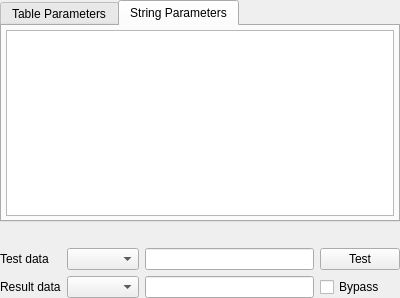
Before: the Qt Designer form src/page/lua/luapanel.ui in x-tools-author/x-tools, drawn with Qt 5.
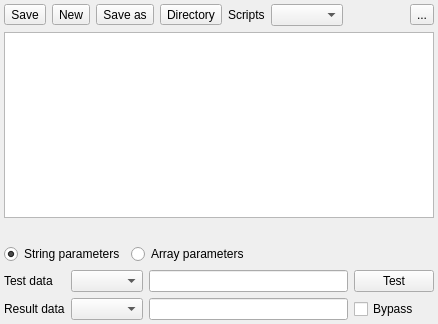
After: the same form once the commit is applied. The open tabs and pages were chosen to show the change.

The edit to the form file:
```diff
--- a/src/page/lua/luapanel.ui
+++ b/src/page/lua/luapanel.ui
@@ -6,8 +6,8 @@
    <rect>
     <x>0</x>
     <y>0</y>
-    <width>400</width>
-    <height>298</height>
+    <width>438</width>
+    <height>324</height>
    </rect>
   </property>
   <property name="windowTitle">
@@ -15,120 +15,175 @@
   </property>
   <layout class="QGridLayout" name="gridLayout">
    <property name="leftMargin">
-    <number>0</number>
+    <number>4</number>
    </property>
    <property name="topMargin">
-    <number>0</number>
+    <number>4</number>
    </property>
    <property name="rightMargin">
-    <number>0</number>
+    <number>4</number>
    </property>
    <property name="bottomMargin">
-    <number>0</number>
+    <number>4</number>
    </property>
-   <item row="2" column="4">
+   <item row="5" column="3">
+    <widget class="QCheckBox" name="checkBoxBypass">
+     <property name="text">
+      <string>Bypass</string>
+     </property>
+    </widget>
+   </item>
+   <item row="1" column="0" colspan="4">
+    <widget class="QPlainTextEdit" name="plainTextEditScript">
+     <property name="minimumSize">
+      <size>
+       <width>0</width>
+       <height>168</height>
+      </size>
+     </property>
+    </widget>
+   </item>
+   <item row="4" column="3">
     <widget class="QPushButton" name="pushButtonTest">
      <property name="text">
       <string>Test</string>
      </property>
     </widget>
    </item>
-   <item row="2" column="1">
-    <widget class="QLabel" name="label">
-     <property name="text">
-      <string>Test data</string>
-     </property>
-    </widget>
+   <item row="4" column="1">
+    <widget class="QComboBox" name="comboBoxTestFormat"/>
    </item>
-   <item row="3" column="3">
+   <item row="5" column="2">
     <widget class="QLineEdit" name="lineEditResultData">
      <property name="readOnly">
       <bool>true</bool>
      </property>
     </widget>
    </item>
-   <item row="1" column="1" colspan="4">
-    <widget class="QLabel" name="labelInfo">
-     <property name="styleSheet">
-      <string notr="true">color:red</string>
-     </property>
-     <property name="text">
-      <string notr="true"/>
-     </property>
-    </widget>
-   </item>
-   <item row="3" column="1">
+   <item row="5" column="0">
     <widget class="QLabel" name="label_2">
      <property name="text">
       <string>Result data</string>
      </property>
     </widget>
    </item>
-   <item row="2" column="3">
+   <item row="4" column="2">
     <widget class="QLineEdit" name="lineEditTestData"/>
    </item>
-   <item row="3" column="4">
-    <widget class="QCheckBox" name="checkBoxBypass">
-     <property name="text">
-      <string>Bypass</string>
-     </property>
-    </widget>
+   <item row="0" column="0" colspan="4">
+    <layout class="QHBoxLayout" name="horizontalLayout">
+     <item>
+      <widget class="QToolButton" name="toolButtonSave">
+       <property name="text">
+        <string>Save</string>
+       </property>
+      </widget>
+     </item>
+     <item>
+      <widget class="QToolButton" name="toolButtonNew">
+       <property name="text">
+        <string>New</string>
+       </property>
+      </widget>
+     </item>
+     <item>
+      <widget class="QToolButton" name="toolButtonSaveAs">
+       <property name="text">
+        <string>Save as</string>
+       </property>
+      </widget>
+     </item>
+     <item>
+      <widget class="QToolButton" name="toolButtonDirectory">
+       <property name="text">
+        <string>Directory</string>
+       </property>
+      </widget>
+     </item>
+     <item>
+      <widget class="QLabel" name="label_5">
+       <property name="text">
+        <string>Scripts</string>
+       </property>
+      </widget>
+     </item>
+     <item>
+      <widget class="QComboBox" name="comboBoxScripts"/>
+     </item>
+     <item>
+      <widget class="QLabel" name="label_3">
+       <property name="sizePolicy">
+        <sizepolicy hsizetype="Expanding" vsizetype="Preferred">
+         <horstretch>0</horstretch>
+         <verstretch>0</verstretch>
+        </sizepolicy>
+       </property>
+       <property name="text">
+        <string notr="true"/>
+       </property>
+      </widget>
+     </item>
+     <item>
+      <widget class="QToolButton" name="toolButtonHelp">
+       <property name="text">
+        <string>...</string>
+       </property>
+      </widget>
+     </item>
+    </layout>
    </item>
-   <item row="2" column="2">
-    <widget class="QComboBox" name="comboBoxTestFormat"/>
-   </item>
-   <item row="3" column="2">
+   <item row="5" column="1">
     <widget class="QComboBox" name="comboBoxResultFormat"/>
    </item>
-   <item row="0" column="1" colspan="4">
-    <widget class="QTabWidget" name="tabWidgetLua">
-     <property name="currentIndex">
-      <number>0</number>
+   <item row="4" column="0">
+    <widget class="QLabel" name="label">
+     <property name="text">
+      <string>Test data</string>
      </property>
-     <widget class="QWidget" name="tabTable">
-      <attribute name="title">
-       <string>Table Parameters</string>
-      </attribute>
-      <layout class="QGridLayout" name="gridLayout_2">
-       <property name="leftMargin">
-        <number>4</number>
+    </widget>
+   </item>
+   <item row="3" column="0" colspan="4">
+    <layout class="QHBoxLayout" name="horizontalLayout_2">
+     <item>
+      <widget class="QRadioButton" name="radioButtonString">
+       <property name="text">
+        <string>String parameters</string>
        </property>
-       <property name="topMargin">
-        <number>4</number>
+       <property name="checked">
+        <bool>true</bool>
        </property>
-       <property name="rightMargin">
-        <number>4</number>
+      </widget>
+     </item>
+     <item>
+      <widget class="QRadioButton" name="radioButtonArray">
+       <property name="text">
+        <string>Array parameters</string>
        </property>
-       <property name="bottomMargin">
-        <number>4</number>
+      </widget>
+     </item>
+     <item>
+      <widget class="QLabel" name="label_4">
+       <property name="sizePolicy">
+        <sizepolicy hsizetype="Expanding" vsizetype="Preferred">
+         <horstretch>0</horstretch>
+         <verstretch>0</verstretch>
+        </sizepolicy>
        </property>
-       <item row="0" column="0">
-        <widget class="QPlainTextEdit" name="plainTextEditScriptTable"/>
-       </item>
-      </layout>
-     </widget>
-     <widget class="QWidget" name="tabString">
-      <attribute name="title">
-       <string>String Parameters</string>
-      </attribute>
-      <layout class="QGridLayout" name="gridLayout_3">
-       <property name="leftMargin">
-        <number>4</number>
+       <property name="text">
+        <string notr="true"/>
        </property>
-       <property name="topMargin">
-        <number>4</number>
-       </property>
-       <property name="rightMargin">
-        <number>4</number>
-       </property>
-       <property name="bottomMargin">
-        <number>4</number>
-       </property>
-       <item row="0" column="0">
-        <widget class="QPlainTextEdit" name="plainTextEditScriptString"/>
-       </item>
-      </layout>
-     </widget>
+      </widget>
+     </item>
+    </layout>
+   </item>
+   <item row="2" column="0" colspan="4">
+    <widget class="QLabel" name="labelInfo">
+     <property name="styleSheet">
+      <string notr="true">color:red</string>
+     </property>
+     <property name="text">
+      <string notr="true"/>
+     </property>
     </widget>
    </item>
   </layout>
```
